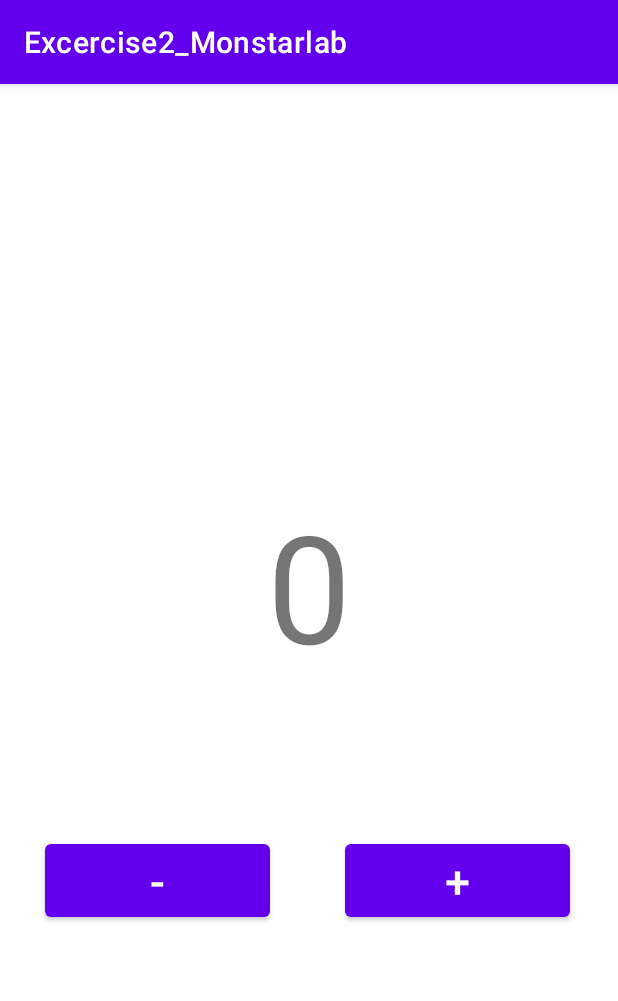
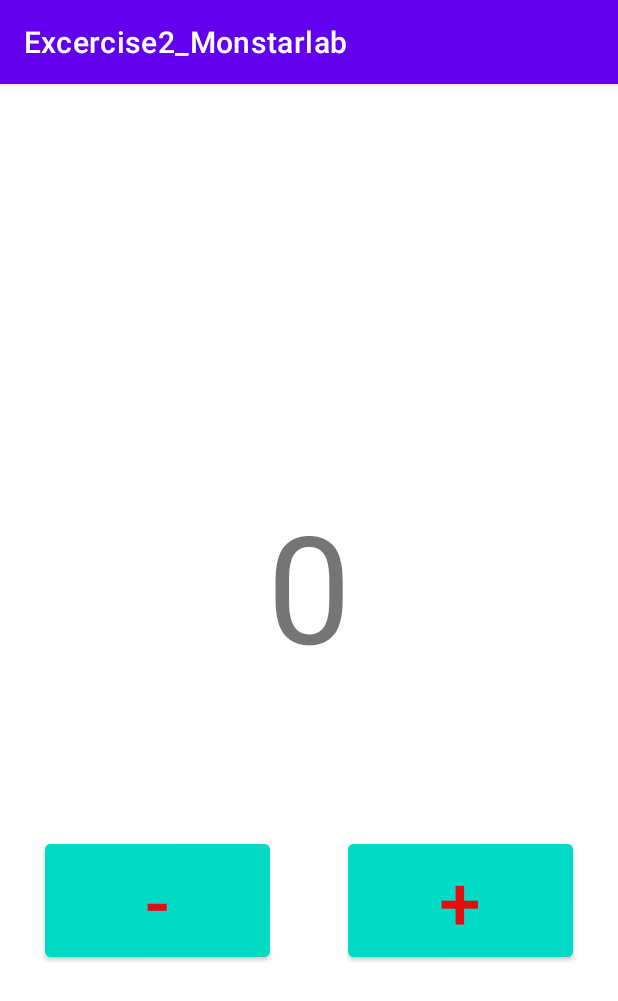
Before and after one commit to buivanquang111/monstarlab_ex2, an Android app: the screen it shows after launch (MainActivity), on a phone screen of 412 x 824 dp. Shown: the top 1001 px of the screen. Run offline under Robolectric (Android 15) with nearby library versions, the phone set to English and light mode, and no system bars.

Commit message:
update
update

```diff
--- a/app/src/main/res/layout/activity_main.xml
+++ b/app/src/main/res/layout/activity_main.xml
@@ -17,19 +17,24 @@
         android:layout_height="wrap_content"/>
     <Button
         android:id="@+id/btnTru"
+        android:backgroundTint="@color/teal_200"
         android:layout_below="@+id/txtSo"
         android:text="-"
-        android:textSize="30dp"
+        android:textSize="50dp"
+        android:textColor="@color/red"
         android:layout_marginLeft="30dp"
+        android:layout_alignParentLeft="true"
         android:layout_width="150dp"
         android:layout_height="wrap_content"/>
     <Button
         android:id="@+id/btnCong"
+        android:backgroundTint="@color/teal_200"
         android:layout_below="@+id/txtSo"
-        android:layout_toRightOf="@+id/btnTru"
-        android:layout_marginLeft="50dp"
+        android:layout_alignParentRight="true"
+        android:layout_marginRight="30dp"
         android:text="+"
-        android:textSize="30dp"
+        android:textSize="50dp"
+        android:textColor="@color/red"
         android:layout_width="150dp"
         android:layout_height="wrap_content"/>
 
--- a/app/src/main/res/values/colors.xml
+++ b/app/src/main/res/values/colors.xml
@@ -7,4 +7,6 @@
     <color name="teal_700">#FF018786</color>
     <color name="black">#FF000000</color>
     <color name="white">#FFFFFFFF</color>
+    <color name="red" >#E40D0D</color>
+    <color name="green" >#6FC649</color>
 </resources>
```
Also changed, not shown: app/src/main/java/com/example/excercise2_monstarlab/MainActivity.kt (+78 -25 lines).
